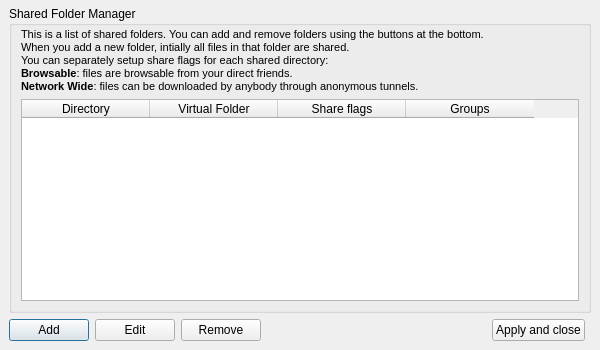
Above: retroshare-gui/src/gui/ShareManager.ui from RetroShare/RetroShare before the change. Below: the same form after it.
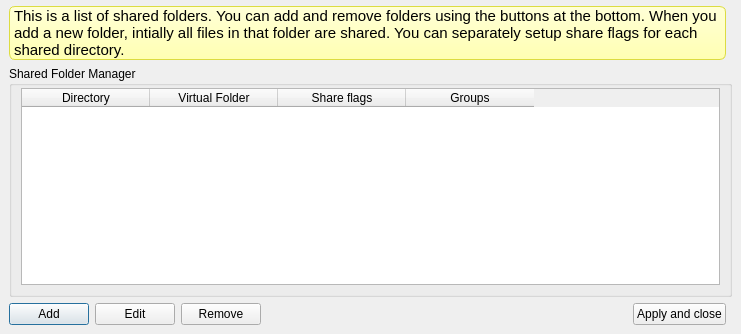
That is the form after the change. Icons and pictures are not drawn. Custom widgets are drawn as their Qt base class.

Commit message: Added a icon label to RSImageBlockWidget changed some icons for encrypted messages

The edit to the form file:
```diff
--- a/retroshare-gui/src/gui/ShareManager.ui
+++ b/retroshare-gui/src/gui/ShareManager.ui
@@ -6,8 +6,8 @@
    <rect>
     <x>0</x>
     <y>0</y>
-    <width>600</width>
-    <height>350</height>
+    <width>741</width>
+    <height>334</height>
    </rect>
   </property>
   <property name="windowTitle">
@@ -49,7 +49,7 @@
       <property name="topMargin">
        <number>6</number>
       </property>
-      <item row="0" column="0" colspan="6">
+      <item row="1" column="0" colspan="6">
        <widget class="QGroupBox" name="groupBox">
         <property name="title">
          <string>Shared Folder Manager</string>
@@ -58,22 +58,7 @@
          <property name="topMargin">
           <number>2</number>
          </property>
-         <item row="0" column="0">
-          <widget class="QLabel" name="labelInstructions">
-           <property name="text">
-            <string>&lt;!DOCTYPE HTML PUBLIC &quot;-//W3C//DTD HTML 4.0//EN&quot; &quot;http://www.w3.org/TR/REC-html40/strict.dtd&quot;&gt;
-&lt;html&gt;&lt;head&gt;&lt;meta name=&quot;qrichtext&quot; content=&quot;1&quot; /&gt;&lt;style type=&quot;text/css&quot;&gt;
-p, li { white-space: pre-wrap; }
-&lt;/style&gt;&lt;/head&gt;&lt;body style=&quot; font-family:'MS Shell Dlg 2'; font-size:8.25pt; font-weight:400; font-style:normal;&quot;&gt;
-&lt;p style=&quot; margin-top:0px; margin-bottom:0px; margin-left:0px; margin-right:0px; -qt-block-indent:0; text-indent:0px;&quot;&gt;&lt;span style=&quot; font-size:8pt;&quot;&gt;This is a list of shared folders. You can add and remove folders using the buttons at the bottom.&lt;/span&gt;&lt;/p&gt;
-&lt;p style=&quot; margin-top:0px; margin-bottom:0px; margin-left:0px; margin-right:0px; -qt-block-indent:0; text-indent:0px;&quot;&gt;&lt;span style=&quot; font-size:8pt;&quot;&gt;When you add a new folder, intially all files in that folder are shared.&lt;/span&gt;&lt;/p&gt;
-&lt;p style=&quot; margin-top:0px; margin-bottom:0px; margin-left:0px; margin-right:0px; -qt-block-indent:0; text-indent:0px;&quot;&gt;&lt;span style=&quot; font-family:'Sans'; font-size:8pt;&quot;&gt;You can separately setup share flags for each shared directory:&lt;/span&gt;&lt;span style=&quot; font-size:8pt;&quot;&gt; &lt;/span&gt;&lt;/p&gt;
-&lt;p style=&quot; margin-top:0px; margin-bottom:0px; margin-left:0px; margin-right:0px; -qt-block-indent:0; text-indent:0px;&quot;&gt;&lt;span style=&quot; font-family:'Sans'; font-size:8pt; font-weight:600;&quot;&gt;Browsable&lt;/span&gt;&lt;span style=&quot; font-family:'Sans'; font-size:8pt;&quot;&gt;: files are browsable from your direct friends.&lt;/span&gt;&lt;/p&gt;
-&lt;p style=&quot; margin-top:0px; margin-bottom:0px; margin-left:0px; margin-right:0px; -qt-block-indent:0; text-indent:0px;&quot;&gt;&lt;span style=&quot; font-family:'Sans'; font-size:8pt; font-weight:600;&quot;&gt;Network Wide&lt;/span&gt;&lt;span style=&quot; font-family:'Sans'; font-size:8pt;&quot;&gt;: files can be downloaded by anybody through anonymous tunnels.&lt;/span&gt;&lt;/p&gt;&lt;/body&gt;&lt;/html&gt;</string>
-           </property>
-          </widget>
-         </item>
-         <item row="1" column="0">
+         <item row="2" column="0">
           <widget class="QTableWidget" name="shareddirList">
            <property name="contextMenuPolicy">
             <enum>Qt::CustomContextMenu</enum>
@@ -136,7 +121,7 @@
         </layout>
        </widget>
       </item>
-      <item row="1" column="0">
+      <item row="2" column="0">
        <widget class="QPushButton" name="addButton">
         <property name="minimumSize">
          <size>
@@ -164,7 +149,7 @@
         </property>
        </widget>
       </item>
-      <item row="1" column="2">
+      <item row="2" column="2">
        <widget class="QPushButton" name="removeButton">
         <property name="minimumSize">
          <size>
@@ -192,7 +177,7 @@
         </property>
        </widget>
       </item>
-      <item row="1" column="3">
+      <item row="2" column="3">
        <spacer>
         <property name="orientation">
          <enum>Qt::Horizontal</enum>
@@ -205,14 +190,14 @@
         </property>
        </spacer>
       </item>
-      <item row="1" column="4">
+      <item row="2" column="4">
        <widget class="QPushButton" name="closeButton">
         <property name="text">
          <string>Apply and close</string>
         </property>
        </widget>
       </item>
-      <item row="1" column="1">
+      <item row="2" column="1">
        <widget class="QPushButton" name="editButton">
         <property name="toolTip">
          <string>Edit selected Shared Directory</string>
@@ -222,6 +207,28 @@
         </property>
        </widget>
       </item>
+      <item row="0" column="0" colspan="5">
+       <widget class="QLabel" name="labelInstructions">
+        <property name="font">
+         <font>
+          <family>Tahoma</family>
+          <pointsize>11</pointsize>
+         </font>
+        </property>
+        <property name="styleSheet">
+         <string notr="true">	border: 1px solid #DCDC41;
+	border-radius: 6px;
+	background: #FFFFD7;
+	background-color: qlineargradient(x1:0, y1:0, x2:0, y2:1, stop:0 #FFFFD7, stop:1 #FFFFB2);</string>
+        </property>
+        <property name="text">
+         <string>This is a list of shared folders. You can add and remove folders using the buttons at the bottom. When you add a new folder, intially all files in that folder are shared. You can separately setup share flags for each shared directory.</string>
+        </property>
+        <property name="wordWrap">
+         <bool>true</bool>
+        </property>
+       </widget>
+      </item>
      </layout>
     </widget>
    </item>
```
The commit also changes 6 other files.
